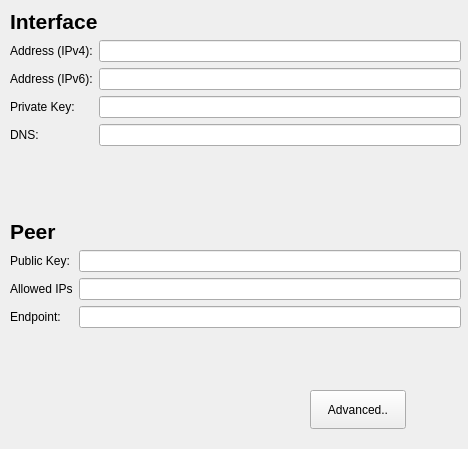
Before: the Qt Designer form wireguard.ui in Druco/OBSOLETE-plasma-nm-wireguard, drawn with Qt 5.
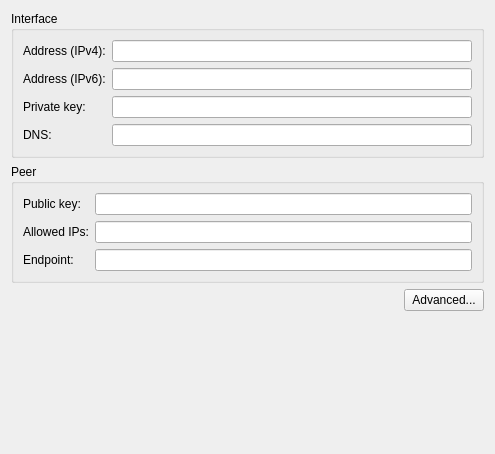
After: the same form once the commit is applied. Custom widgets are drawn as their Qt base class.

Patch:
```diff
--- a/wireguard.ui
+++ b/wireguard.ui
@@ -6,43 +6,20 @@
    <rect>
     <x>0</x>
     <y>0</y>
-    <width>468</width>
-    <height>449</height>
+    <width>495</width>
+    <height>454</height>
    </rect>
   </property>
   <property name="windowTitle">
    <string>VPN (wireguard)</string>
   </property>
-  <widget class="QLabel" name="label">
-   <property name="geometry">
-    <rect>
-     <x>10</x>
-     <y>10</y>
-     <width>91</width>
-     <height>23</height>
-    </rect>
-   </property>
-   <property name="font">
-    <font>
-     <pointsize>16</pointsize>
-     <weight>75</weight>
-     <bold>true</bold>
-    </font>
-   </property>
-   <property name="text">
+  <layout class="QVBoxLayout" name="verticalLayout_2">
+   <item>
+    <widget class="QGroupBox" name="groupBox">
+     <property name="title">
     <string>Interface</string>
    </property>
-  </widget>
-  <widget class="QWidget" name="formLayoutWidget">
-   <property name="geometry">
-    <rect>
-     <x>10</x>
-     <y>40</y>
-     <width>451</width>
-     <height>181</height>
-    </rect>
-   </property>
-   <layout class="QFormLayout" name="formLayout">
+     <layout class="QFormLayout" name="form1Layout">
     <item row="0" column="0">
      <widget class="QLabel" name="addressIPv4Label">
       <property name="text">
@@ -74,7 +51,7 @@
     <item row="2" column="0">
      <widget class="QLabel" name="privateKeyLabel">
       <property name="text">
-       <string>Private Key:</string>
+         <string>Private key:</string>
       </property>
      </widget>
     </item>
@@ -101,40 +78,17 @@
     </item>
    </layout>
   </widget>
-  <widget class="QLabel" name="label_2">
-   <property name="geometry">
-    <rect>
-     <x>10</x>
-     <y>220</y>
-     <width>65</width>
-     <height>23</height>
-    </rect>
-   </property>
-   <property name="font">
-    <font>
-     <pointsize>16</pointsize>
-     <weight>75</weight>
-     <bold>true</bold>
-    </font>
-   </property>
-   <property name="text">
+   </item>
+   <item>
+    <widget class="QGroupBox" name="groupBox_2">
+     <property name="title">
     <string>Peer</string>
    </property>
-  </widget>
-  <widget class="QWidget" name="formLayoutWidget_2">
-   <property name="geometry">
-    <rect>
-     <x>10</x>
-     <y>250</y>
-     <width>451</width>
-     <height>131</height>
-    </rect>
-   </property>
-   <layout class="QFormLayout" name="formLayout_2">
+     <layout class="QFormLayout" name="form2Layout">
     <item row="0" column="0">
      <widget class="QLabel" name="publicKeyLabel">
       <property name="text">
-       <string>Public Key:</string>
+         <string>Public key:</string>
       </property>
      </widget>
     </item>
@@ -149,7 +103,7 @@
     <item row="1" column="0">
      <widget class="QLabel" name="allowedIPsLabel">
       <property name="text">
-       <string>Allowed IPs</string>
+         <string>Allowed IPs:</string>
       </property>
      </widget>
     </item>
@@ -176,19 +130,45 @@
     </item>
    </layout>
   </widget>
+   </item>
+   <item>
+    <layout class="QHBoxLayout" name="horizontalLayout">
+     <item>
+      <spacer name="horizontalSpacer">
+       <property name="orientation">
+        <enum>Qt::Horizontal</enum>
+       </property>
+       <property name="sizeHint" stdset="0">
+        <size>
+         <width>40</width>
+         <height>20</height>
+        </size>
+       </property>
+      </spacer>
+     </item>
+     <item>
   <widget class="QPushButton" name="btnAdvanced">
-   <property name="geometry">
-    <rect>
-     <x>310</x>
-     <y>390</y>
-     <width>96</width>
-     <height>39</height>
-    </rect>
-   </property>
    <property name="text">
-    <string>Advanced..</string>
-   </property>
-  </widget>
+        <string>Advanced...</string>
+       </property>
+      </widget>
+     </item>
+    </layout>
+   </item>
+   <item>
+    <spacer name="verticalSpacer">
+     <property name="orientation">
+      <enum>Qt::Vertical</enum>
+     </property>
+     <property name="sizeHint" stdset="0">
+      <size>
+       <width>20</width>
+       <height>0</height>
+      </size>
+     </property>
+    </spacer>
+   </item>
+  </layout>
  </widget>
  <customwidgets>
   <customwidget>
```
Left out of the diff: 35 changed lines with no effect on the pictures. Lines whose indentation alone changed are shown as unchanged.
